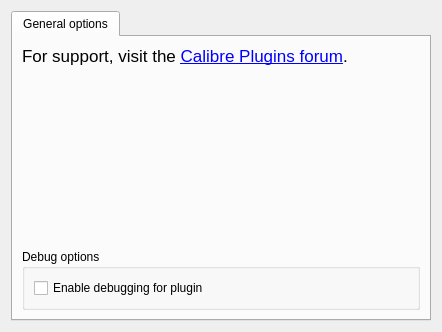
First picture: the form in widgets/main.ui, repository Philantrop/calibre-marvin-manager, before the edit.
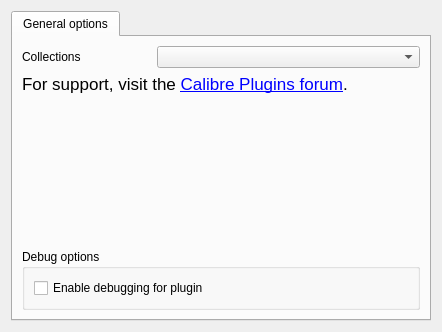
Second picture: the form after the edit. Icons and pictures are not drawn.

Commit message: WIP, double-click some data fields, added collections field selector to config.

```diff
--- a/widgets/main.ui
+++ b/widgets/main.ui
@@ -61,7 +61,7 @@
            <string>General options</string>
           </attribute>
           <layout class="QGridLayout" name="gridLayout_2">
-           <item row="1" column="1">
+           <item row="2" column="1">
             <spacer name="verticalSpacer">
              <property name="orientation">
               <enum>Qt::Vertical</enum>
@@ -74,7 +74,7 @@
              </property>
             </spacer>
            </item>
-           <item row="2" column="0" colspan="3">
+           <item row="3" column="0" colspan="3">
             <widget class="QGroupBox" name="debug_options_gb">
              <property name="title">
               <string>Debug options</string>
@@ -94,7 +94,7 @@
              </layout>
             </widget>
            </item>
-           <item row="0" column="0" colspan="3">
+           <item row="1" column="0" colspan="3">
             <widget class="QLabel" name="support_label">
              <property name="text">
               <string>&lt;!DOCTYPE HTML PUBLIC &quot;-//W3C//DTD HTML 4.0//EN&quot; &quot;http://www.w3.org/TR/REC-html40/strict.dtd&quot;&gt;
@@ -108,6 +108,16 @@
              </property>
             </widget>
            </item>
+           <item row="0" column="1" colspan="2">
+            <widget class="QComboBox" name="collection_field_comboBox"/>
+           </item>
+           <item row="0" column="0">
+            <widget class="QLabel" name="label">
+             <property name="text">
+              <string>Collections</string>
+             </property>
+            </widget>
+           </item>
           </layout>
          </widget>
         </widget>
```
Left out of the diff: 1 changed line with no effect on the pictures. The commit also changes 4 other files.
